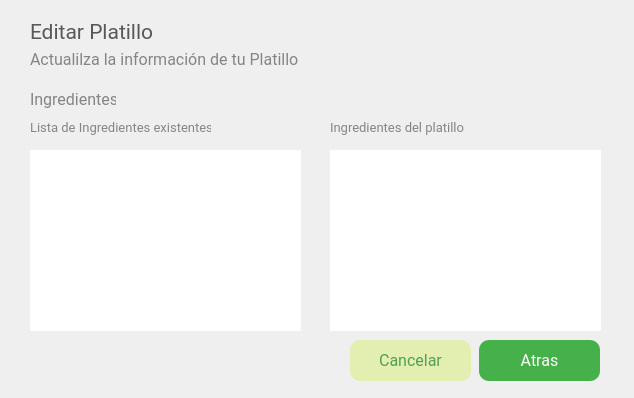
This is El-Patio/administrador/admin_edita_platillo.ui in MrDanielG/IHC-ElPatio as Qt 5 draws it before an edit. The edited form follows.
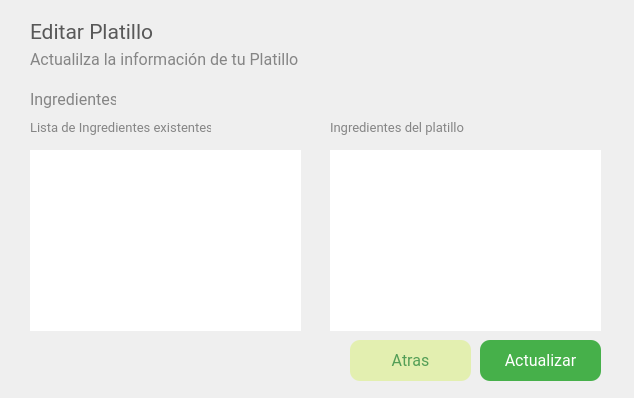
This is the edited form. The open tabs and pages were chosen to show the change. Icons and pictures are not drawn.

Commit message:
Actualizar Info Basica Platillo
Falta Ingredientes

What changed in the file:
```diff
--- a/El-Patio/administrador/admin_edita_platillo.ui
+++ b/El-Patio/administrador/admin_edita_platillo.ui
@@ -700,7 +700,7 @@
     <widget class="QPushButton" name="btn_atras">
      <property name="geometry">
       <rect>
-       <x>459</x>
+       <x>330</x>
        <y>270</y>
        <width>121</width>
        <height>41</height>
@@ -728,10 +728,12 @@
       <cursorShape>PointingHandCursor</cursorShape>
      </property>
      <property name="styleSheet">
-      <string notr="true">*{
-	color: white;
+      <string notr="true">
+
+*{
+	color: #539E56;
 	border-radius: 10px;
-	background-color: #46B04A;
+	background-color: #E3EFB0;
 	border: none;
 	padding: 5px;
 }
@@ -740,11 +742,6 @@
 	background-color: white;
 	border: 1px solid #46B04A;
 	color: #46B04A;
-}
-
-:disabled {
-	background-color: rgb(133, 133, 133);
-	color: white;
 }</string>
      </property>
      <property name="text">
@@ -840,7 +837,7 @@
     <widget class="QPushButton" name="btnCancelar2">
      <property name="geometry">
       <rect>
-       <x>330</x>
+       <x>460</x>
        <y>270</y>
        <width>121</width>
        <height>41</height>
@@ -869,9 +866,9 @@
      </property>
      <property name="styleSheet">
       <string notr="true">*{
-	color: #539E56;
+	color: white;
 	border-radius: 10px;
-	background-color: #E3EFB0;
+	background-color: #46B04A;
 	border: none;
 	padding: 5px;
 }
@@ -880,10 +877,15 @@
 	background-color: white;
 	border: 1px solid #46B04A;
 	color: #46B04A;
+}
+
+:disabled {
+	background-color: rgb(133, 133, 133);
+	color: white;
 }</string>
      </property>
      <property name="text">
-      <string>Cancelar</string>
+      <string>Actualizar</string>
      </property>
     </widget>
    </widget>
```
Left out of the diff: 8 changed lines with no effect on the pictures. The commit also changes 3 other files.
